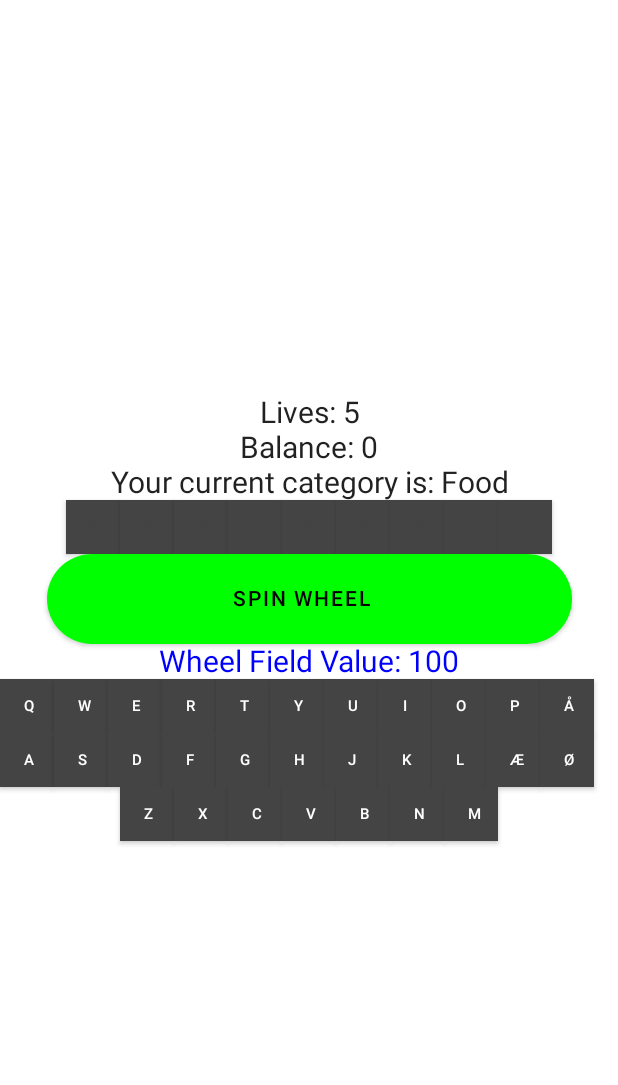
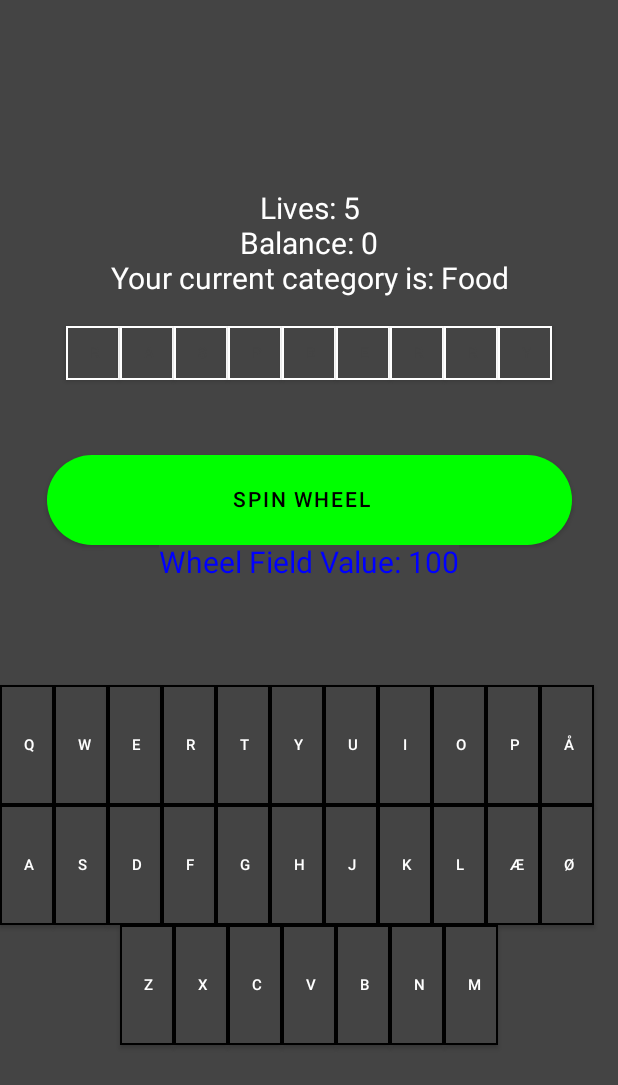
Before and after one commit to AlexBatten/wheeloffortune, an Android app built with Jetpack Compose: the screen it shows after launch (PlayScreen), after a tap on "PLAY GAME", on a phone screen of 412 x 824 dp. Shown: the top 1085 px of the screen. Run offline under Robolectric (Android 15) with nearby library versions, the phone set to English and light mode, and no system bars.

Commit message:
Design changes and spin buttons works with mutablestate.

```diff
--- a/app/src/main/java/com/example/wheeloffortune/MainActivity.kt
+++ b/app/src/main/java/com/example/wheeloffortune/MainActivity.kt
@@ -11,6 +11,7 @@ import androidx.compose.runtime.Composable
 import androidx.compose.ui.Modifier
 import androidx.compose.ui.tooling.preview.Preview
 import com.example.wheeloffortune.ui.theme.WheeloffortuneTheme
+import androidx.compose.ui.graphics.Color
 
 class MainActivity : ComponentActivity() {
     override fun onCreate(savedInstanceState: Bundle?) {
@@ -20,7 +21,7 @@ class MainActivity : ComponentActivity() {
                 // A surface container using the 'background' color from the theme
                 Surface(
                     modifier = Modifier.fillMaxSize(),
-                    color = MaterialTheme.colors.background
+                    color = Color.DarkGray
                     ) {
                     MainScreen()
                 }
@@ -36,7 +37,7 @@ fun DefaultPreview() {
     WheeloffortuneTheme {
         Surface(
             modifier = Modifier.fillMaxSize(),
-            color = MaterialTheme.colors.background
+            color = Color.DarkGray
         ) {
             MainScreen()
         }
--- a/app/src/main/java/com/example/wheeloffortune/MainScreen.kt
+++ b/app/src/main/java/com/example/wheeloffortune/MainScreen.kt
@@ -15,7 +15,6 @@ import androidx.compose.ui.res.stringResource
 import androidx.compose.ui.text.style.TextAlign
 import androidx.compose.ui.unit.dp
 import androidx.compose.ui.unit.sp
-import com.example.wheeloffortune.PlayScreen
 
 
 @Composable
@@ -31,12 +30,12 @@ fun MainScreen() {
 
 @Composable
 fun WelcomePrompt() {
-        Text(text = stringResource(R.string.welcome_message), fontSize = 20.sp, textAlign = TextAlign.Center, modifier = Modifier.width(400.dp))
+        Text(text = stringResource(R.string.welcome_message), fontSize = 20.sp, textAlign = TextAlign.Center, modifier = Modifier.width(400.dp), color = Color.White)
 }
 
 @Composable
 fun PressButtonPrompt() {
-    Text(text = stringResource(R.string.play_message), fontSize = 20.sp, textAlign = TextAlign.Center, modifier = Modifier.width(400.dp))
+    Text(text = stringResource(R.string.play_message), fontSize = 20.sp, textAlign = TextAlign.Center, modifier = Modifier.width(400.dp), color = Color.White)
 }
 
 @Composable
--- a/app/src/main/java/com/example/wheeloffortune/PlayScreen.kt
+++ b/app/src/main/java/com/example/wheeloffortune/PlayScreen.kt
@@ -1,9 +1,9 @@
 package com.example.wheeloffortune
 
-import android.annotation.SuppressLint
 import android.os.Bundle
 import androidx.activity.ComponentActivity
 import androidx.activity.compose.setContent
+import androidx.compose.foundation.BorderStroke
 import androidx.compose.foundation.layout.*
 import androidx.compose.foundation.shape.RoundedCornerShape
 import androidx.compose.material.*
@@ -12,7 +12,7 @@ import androidx.compose.ui.Alignment
 import androidx.compose.ui.Modifier
 import androidx.compose.ui.graphics.Color
 import androidx.compose.ui.res.stringResource
-import androidx.compose.ui.text.input.TextFieldValue
+import androidx.compose.ui.text.TextStyle
 import androidx.compose.ui.text.style.TextAlign
 import androidx.compose.ui.tooling.preview.Preview
 import androidx.compose.ui.unit.dp
@@ -32,7 +32,7 @@ class PlayScreen : ComponentActivity() {
                 // A surface container using the 'background' color from the theme
                 Surface(
                     modifier = Modifier.fillMaxSize(),
-                    color = MaterialTheme.colors.background
+                    color = Color.DarkGray
                 ) {
                     newGame()
                     Combined()
@@ -50,21 +50,27 @@ fun Combined() {
         verticalArrangement = Arrangement.Center,
         horizontalAlignment = Alignment.CenterHorizontally){
 
-
         LifeField()
         BalanceField()
-        CategoryField()
 
-        WordField()
+        Row(modifier = Modifier.padding(0.dp,0.dp,0.dp,20.dp)){
+            CategoryField()
+        }
+        Row(modifier = Modifier.padding(0.dp,0.dp,0.dp,50.dp)) {
+            WordField()
+        }
         SpinButton()
-        KeyboardField()
+
+        Row(modifier = Modifier.padding(0.dp,70.dp,0.dp,0.dp)) {
+            KeyboardField()
+        }
 
     }
 }
 
 @Composable
 fun CategoryField() {
-    Text(text = stringResource(R.string.current_category) + " " + data.currentcategory, fontSize = 20.sp, textAlign = TextAlign.Center, modifier = Modifier.width(400.dp))
+    Text(text = stringResource(R.string.current_category) + " " + data.currentcategory, fontSize = 20.sp, textAlign = TextAlign.Center, modifier = Modifier.width(400.dp), color = Color.White)
 }
 
 //TODO: HIDE CHAR IF NOT GUESSED
@@ -81,10 +87,13 @@ fun WordField() {
 }
 @Composable
 fun WordButton(char: Char){
-    Button(onClick = {/*donothing*/}, colors = ButtonDefaults.buttonColors(backgroundColor = Color.DarkGray), shape = RoundedCornerShape(0.dp), modifier = Modifier
+
+    var charactercolor by remember {mutableStateOf(Color.DarkGray)}
+
+    Button(onClick = {/*donothing*/}, colors = ButtonDefaults.buttonColors(backgroundColor = Color.DarkGray), shape = RoundedCornerShape(0.dp), border = BorderStroke(1.dp, Color.White), modifier = Modifier
         .height(36.dp)
         .width(36.dp)) {
-        Text(text = char.toString(), Modifier.padding(0.dp,0.dp,0.dp,0.dp), color = Color.DarkGray, fontSize = 10.sp)
+        Text(text = char.toString(), Modifier.padding(0.dp,0.dp,0.dp,0.dp), color = charactercolor, fontSize = 10.sp)
     }
 
 }
@@ -95,7 +104,7 @@ fun WordButton(char: Char){
 fun LifeField() {
 
     var lifeui by remember {mutableStateOf(data.player.life)}
-    Text(text = stringResource(R.string.lifeamount) + " " + "$lifeui", fontSize = 20.sp, textAlign = TextAlign.Center, modifier = Modifier.width(400.dp))
+    Text(text = stringResource(R.string.lifeamount) + " " + "$lifeui", fontSize = 20.sp, textAlign = TextAlign.Center, modifier = Modifier.width(400.dp), color = Color.White)
 
     fun decrementlife() {
         data.player.life = data.player.life-1
@@ -110,7 +119,7 @@ fun LifeField() {
 fun BalanceField() {
 
     var balanceui by remember {mutableStateOf(data.player.balance)}
-    Text(text = stringResource(R.string.balanceamount) + " " + "$balanceui", fontSize = 20.sp, textAlign = TextAlign.Center, modifier = Modifier.width(400.dp))
+    Text(text = stringResource(R.string.balanceamount) + " " + "$balanceui", fontSize = 20.sp, textAlign = TextAlign.Center, modifier = Modifier.width(400.dp), color = Color.White)
 
 
 }
@@ -162,8 +171,8 @@ fun KeyboardButton(string: String){
 
     Button(onClick = {
 
-    }, colors = ButtonDefaults.buttonColors(backgroundColor = Color.DarkGray), shape = RoundedCornerShape(0.dp), modifier = Modifier
-        .height(36.dp)
+    }, colors = ButtonDefaults.buttonColors(backgroundColor = Color.DarkGray), shape = RoundedCornerShape(0.dp), border = BorderStroke(1.dp, Color.Black),  modifier = Modifier
+        .height(80.dp)
         .width(36.dp)) {
         Text(text = string, Modifier.padding(0.dp,0.dp,0.dp,0.dp), color = Color.White, fontSize = 10.sp)
     }
@@ -172,18 +181,22 @@ fun KeyboardButton(string: String){
 
 @Composable
 fun SpinButton() {
+
+    var fieldvalue by remember { mutableStateOf(data.wheel.fieldarray[data.currentfield].point.toString())}
+
     Button(onClick = {
         data.currentfield = randomint(data.wheel.fieldarray.size)
         if (data.wheel.fieldarray[data.currentfield].bankrupt){
             data.player.balance = 0
         }
+        fieldvalue = data.wheel.fieldarray[data.currentfield].point.toString()
                      }, colors = ButtonDefaults.buttonColors(backgroundColor = Color.Green), shape = RoundedCornerShape(100.dp), modifier = Modifier
         .height(60.dp)
         .width(350.dp)) {
         Text(text = stringResource(R.string.spin_button_text), Modifier.padding(0.dp,0.dp,10.dp,0.dp), color = Color.Black )
     }
 
-    Text(text = "Wheel Field Value: " + data.wheel.fieldarray[data.currentfield].point.toString(), fontSize = 20.sp, textAlign = TextAlign.Center, modifier = Modifier.width(400.dp), color = data.wheel.fieldarray[data.currentfield].color)
+    Text(text = "Wheel Field Value: " + fieldvalue, fontSize = 20.sp, textAlign = TextAlign.Center, modifier = Modifier.width(400.dp), color = data.wheel.fieldarray[data.currentfield].color, style = TextStyle(background = Color.DarkGray))
 
 }
 
@@ -193,7 +206,7 @@ fun PlayScreenPreview() {
     WheeloffortuneTheme {
         Surface(
             modifier = Modifier.fillMaxSize(),
-            color = MaterialTheme.colors.background
+            color = Color.DarkGray
         ) {
             newGame()
             Combined()
@@ -222,6 +235,4 @@ fun newGame() {
     data.currentfield = randomint(data.wheel.fieldarray.size)
     data.wordarray = Word(data.currentword.toCharArray(),BooleanArray(data.currentword.length))
 
-
-
 }
```
